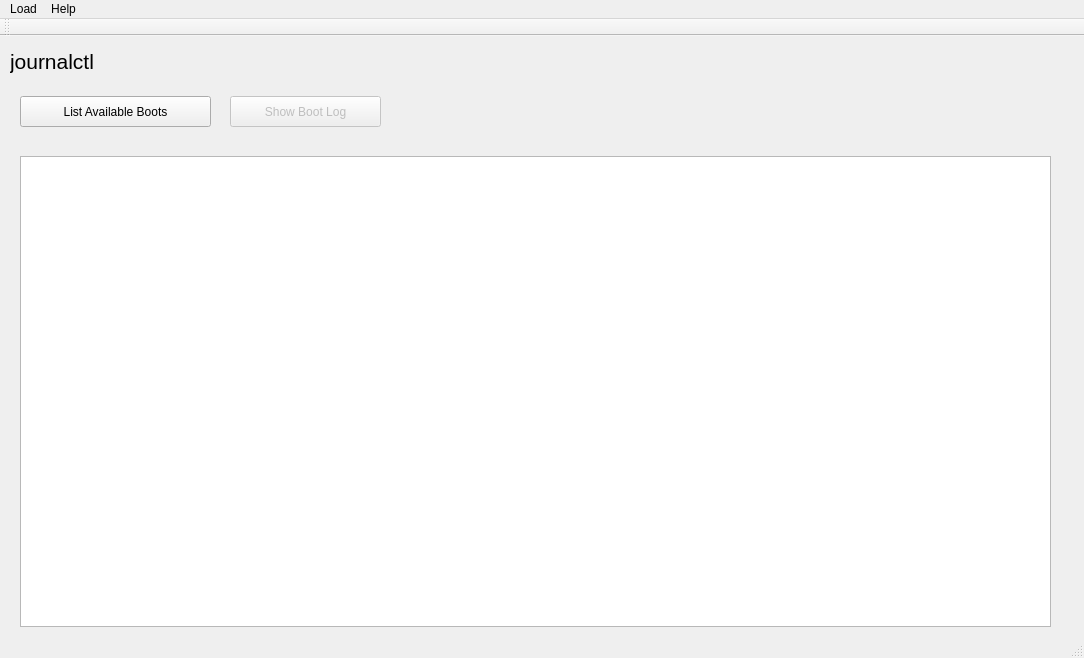
Before: the Qt Designer form mainwindow.ui in pentix/qjournalctl, drawn with Qt 5.
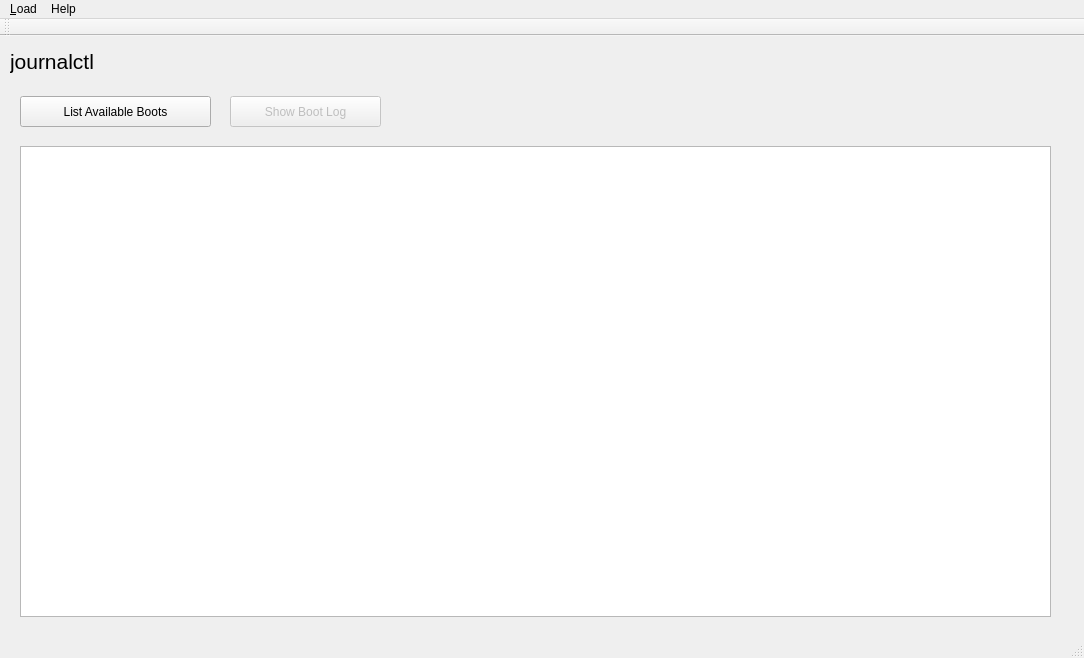
After: the same form once the commit is applied.

Commit message: system boots displayed in a tableview in main window

Diff of the .ui file:
```diff
--- a/mainwindow.ui
+++ b/mainwindow.ui
@@ -32,22 +32,6 @@
      <string>journalctl</string>
     </property>
    </widget>
-   <widget class="QListView" name="listView1">
-    <property name="geometry">
-     <rect>
-      <x>20</x>
-      <y>120</y>
-      <width>1031</width>
-      <height>471</height>
-     </rect>
-    </property>
-    <property name="editTriggers">
-     <set>QAbstractItemView::NoEditTriggers</set>
-    </property>
-    <property name="resizeMode">
-     <enum>QListView::Adjust</enum>
-    </property>
-   </widget>
    <widget class="QPushButton" name="pushButton_2">
     <property name="geometry">
      <rect>
@@ -77,6 +61,16 @@
      <string>Show Boot Log</string>
     </property>
    </widget>
+   <widget class="QTableView" name="tableView">
+    <property name="geometry">
+     <rect>
+      <x>20</x>
+      <y>110</y>
+      <width>1031</width>
+      <height>471</height>
+     </rect>
+    </property>
+   </widget>
   </widget>
   <widget class="QMenuBar" name="menuBar">
    <property name="geometry">
@@ -84,12 +78,12 @@
      <x>0</x>
      <y>0</y>
      <width>1084</width>
-     <height>19</height>
+     <height>30</height>
     </rect>
    </property>
    <widget class="QMenu" name="menuJournalctl_Analyzer_Demo">
     <property name="title">
-     <string>Load</string>
+     <string>&amp;Load</string>
     </property>
     <addaction name="separator"/>
     <addaction name="separator"/>
```
Left out of the diff: 6 changed lines with no effect on the pictures. The commit also changes 2 other files.
